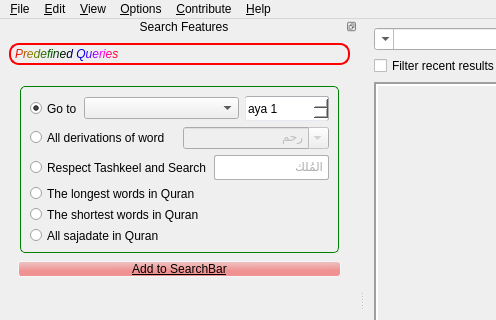
Above: src/alfanous-desktop/UI/mainform.ui from Alfanous-team/alfanous before the change; both pictures show x 0 to 496 and y 0 to 320 of the 1422 by 580 pixel window. Below: the same form after it.
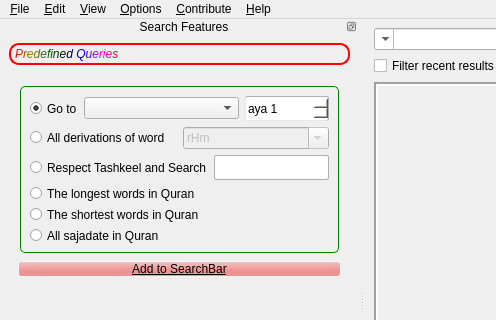
That is the form after the change. Icons and pictures are not drawn.

Commit message: [GUI] some issues in showing arabic in UI

Diff of the .ui file:
```diff
--- a/src/alfanous-desktop/UI/mainform.ui
+++ b/src/alfanous-desktop/UI/mainform.ui
@@ -1227,7 +1227,7 @@
                 </property>
                 <item>
                  <property name="text">
-                  <string>رحم</string>
+                  <string notr="true">rHm</string>
                  </property>
                 </item>
                </widget>
@@ -1249,7 +1249,7 @@
                  <bool>false</bool>
                 </property>
                 <property name="text">
-                 <string>المُلك</string>
+                 <string notr="true"/>
                 </property>
                </widget>
               </item>
```
Left out of the diff: 13 changed lines with no effect on the pictures.
